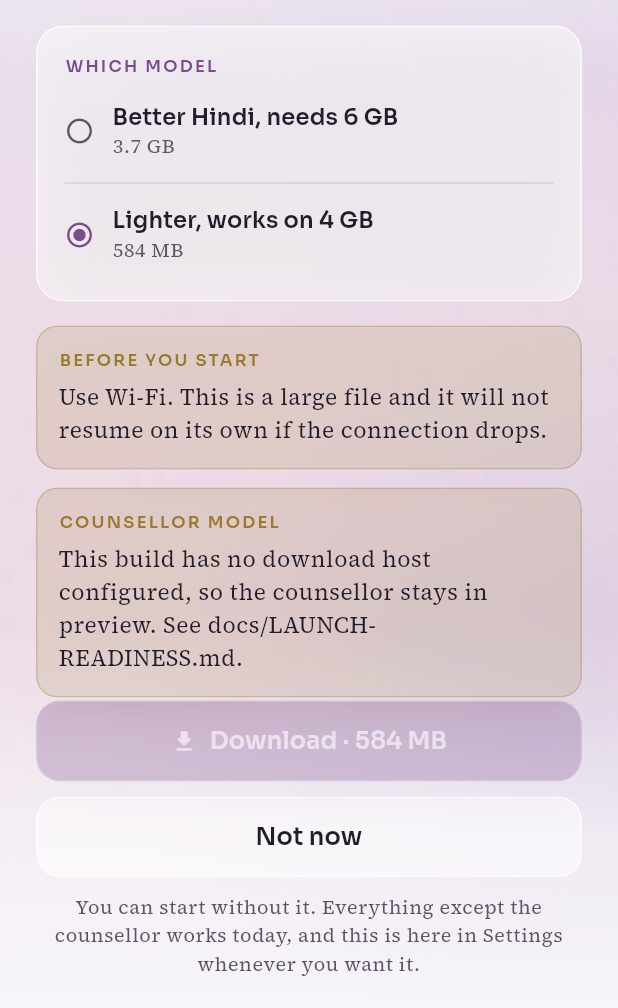
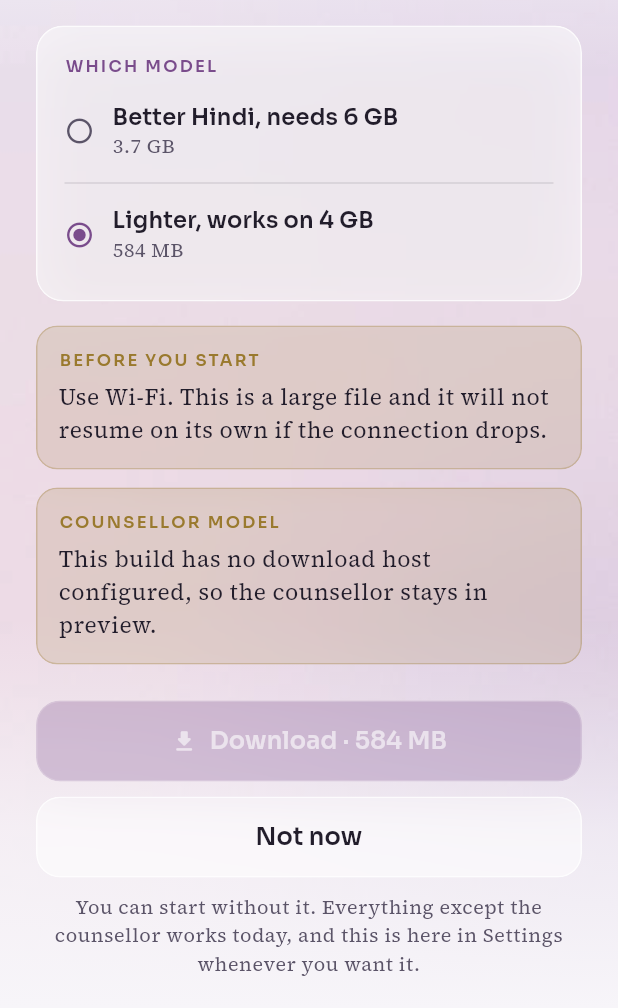
Before and after one commit to pallavsharmaofficial/saath, a Flutter app: the ModelScreen screen opened by its route, scrolled down 71 dp, on a phone screen of 412 x 824 dp, the part 228-1236 px from its top. Run offline on Flutter 3.47's test engine with Material 3 defaults, Android fonts, the phone set to English and light mode, and no system bars; our stand-ins replace device_info_plus, flutter_riverpod, flutter_tts, go_router, local_auth, shared_preferences and 1 more; missing offline and left inert: flutter_gemma, flutter_gemma_litertlm; accounts and stored records are empty.

Commit message:
docs: keep launch strategy notes out of the public repo
The revenue thinking and the running list of what is not built yet are working
notes, not documentation for anyone reading the code. They stay local.

Co-Authored-By: Claude Opus 5 (1M context) <noreply@anthropic.com>

```diff
--- a/lib/core/strings.dart
+++ b/lib/core/strings.dart
@@ -172,7 +172,7 @@ class S {
   String get modelSmallName =>
       _t('Lighter, works on 4 GB', 'हल्का, 4 GB पर चलता है');
   String get modelNotConfigured => _t(
-        'This build has no download host configured, so the counsellor stays in preview. See docs/LAUNCH-READINESS.md.',
+        'This build has no download host configured, so the counsellor stays in preview.',
         'इस बिल्ड में डाउनलोड होस्ट सेट नहीं है, इसलिए काउंसलर प्रीव्यू में ही रहेगा।',
       );
   String get modelFailed =>
--- a/lib/features/counsellor/model/model_catalogue.dart
+++ b/lib/features/counsellor/model/model_catalogue.dart
@@ -101,8 +101,8 @@ enum SaathModel {
 ///
 /// Left empty, Saath falls back to Hugging Face, which needs
 /// `--dart-define=HUGGINGFACE_TOKEN=...` because both repos are gated. That is
-/// fine for development and is **not** how this should ship: see
-/// docs/LAUNCH-READINESS.md.
+/// fine for development and is **not** how this should ship — point
+/// [baseUrl] at a host you control.
 class ModelHosting {
   ModelHosting._();
 
```
Also changed, not shown: 3 other files.
